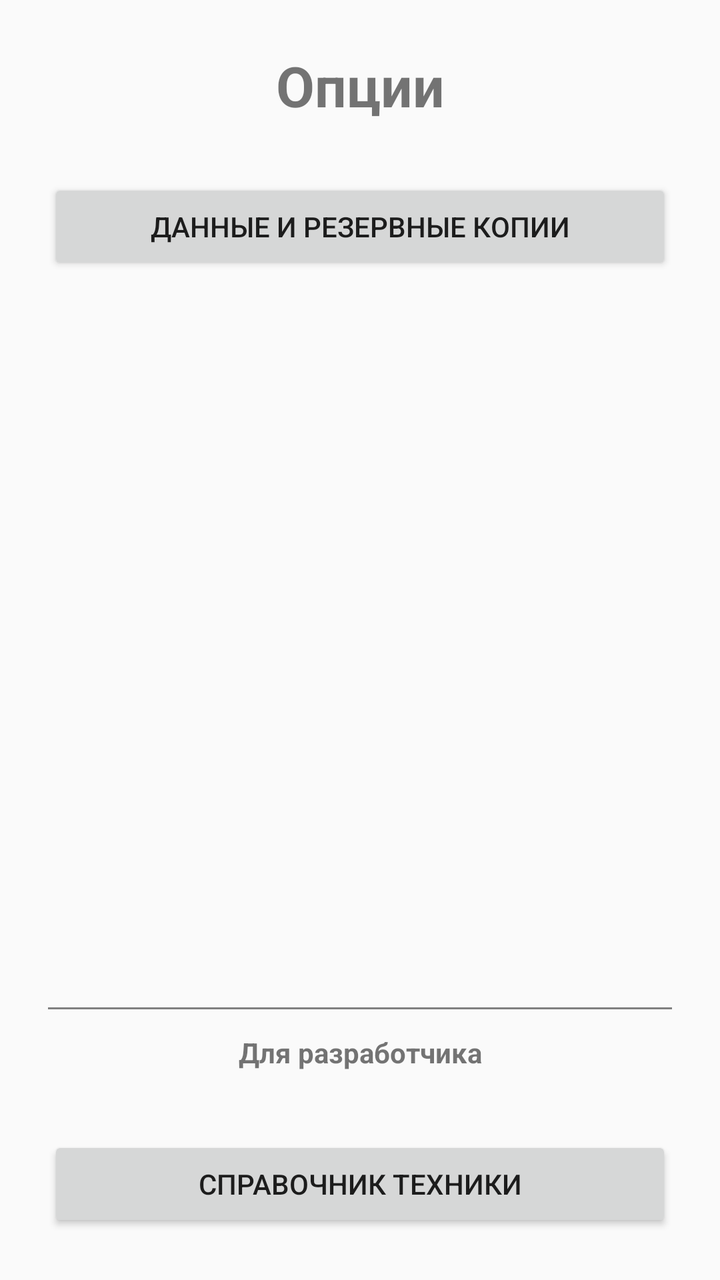
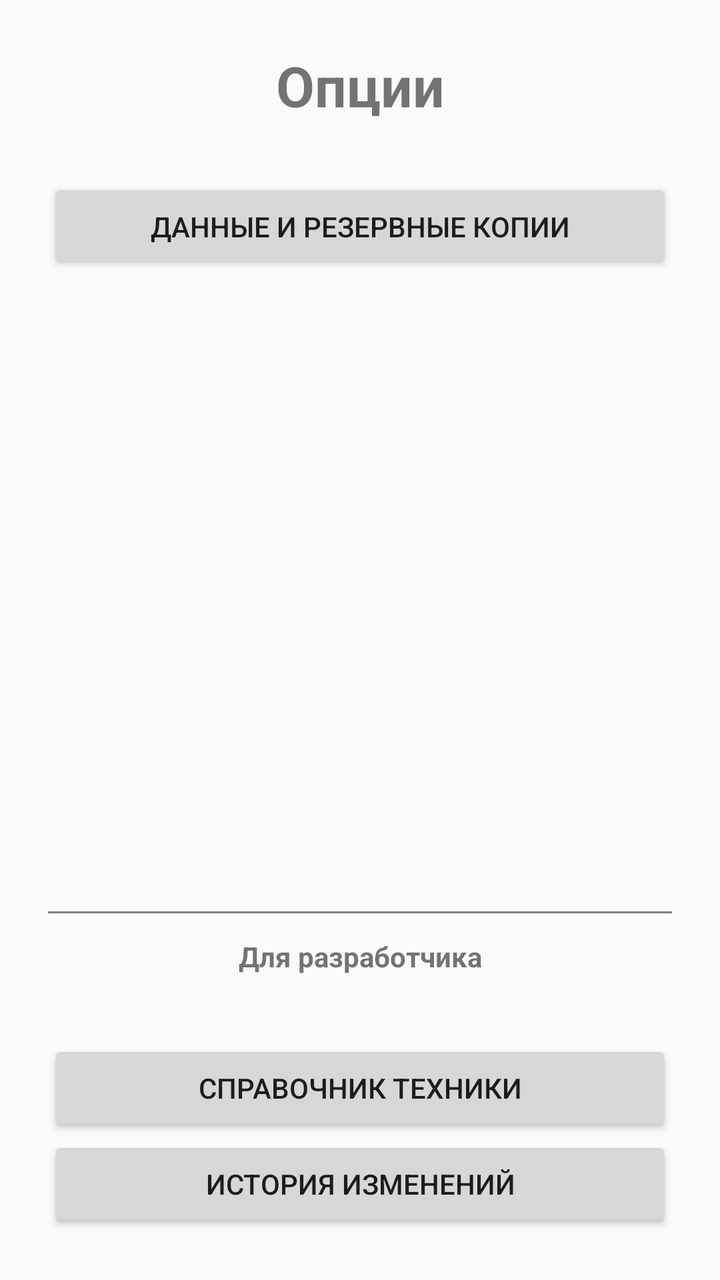

Compare the two renders of this Android layout. The source of the first and the diff that turns it into the second are given below.
<!-- AndroidManifest.xml: application theme AppTheme -->
<!-- res/layout/activity_options.xml -->
<?xml version="1.0" encoding="utf-8"?>
<FrameLayout xmlns:android="http://schemas.android.com/apk/res/android"
    android:layout_width="match_parent"
    android:layout_height="match_parent"
    android:fitsSystemWindows="true">
<ScrollView
    android:layout_width="match_parent"
    android:layout_height="match_parent"
    android:fillViewport="true">
<LinearLayout
    android:layout_width="match_parent"
    android:layout_height="wrap_content"
    android:orientation="vertical"
    android:padding="24dp">

    <TextView
        android:layout_width="match_parent"
        android:layout_height="wrap_content"
        android:gravity="center"
        android:text="Опции"
        android:textSize="28sp"
        android:textStyle="bold"
        android:paddingBottom="28dp" />

    <Button
        android:id="@+id/buttonDataBackup"
        android:layout_width="match_parent"
        android:layout_height="wrap_content"
        android:text="Данные и резервные копии" />

    <Space
        android:layout_width="match_parent"
        android:layout_height="0dp"
        android:layout_weight="1" />

    <View
        android:layout_width="match_parent"
        android:layout_height="1dp"
        android:layout_marginTop="32dp"
        android:layout_marginBottom="12dp"
        android:background="#808080" />

    <TextView
        android:id="@+id/textDeveloperHeading"
        android:layout_width="match_parent"
        android:layout_height="wrap_content"
        android:layout_marginBottom="8dp"
        android:gravity="center"
        android:text="Для разработчика"
        android:textSize="14sp"
        android:textStyle="bold" />

    <TextView
        android:id="@+id/textAppVersion"
        android:layout_width="match_parent"
        android:layout_height="wrap_content"
        android:layout_marginBottom="8dp"
        android:gravity="center"
        android:textSize="12sp" />

    <Button
        android:id="@+id/buttonDeveloperCatalog"
        android:layout_width="match_parent"
        android:layout_height="wrap_content"
        android:text="Справочник техники" />



</LinearLayout>
</ScrollView>
</FrameLayout>
<!-- resources referenced by this layout -->
<resources>
  <style name="AppTheme" parent="Theme.AppCompat.Light.DarkActionBar">
          
          <item name="colorPrimary">@color/colorPrimary</item>
          <item name="colorPrimaryDark">@color/colorPrimaryDark</item>
          <item name="colorAccent">@color/colorAccent</item>
      </style>
  <color name="colorPrimary">#008577</color>
  <color name="colorPrimaryDark">#00574B</color>
  <color name="colorAccent">#D81B60</color>
</resources>

<!-- the commit's change to res/layout/activity_options.xml (unified diff, before → after) -->
@@ -64,7 +64,11 @@
         android:layout_height="wrap_content"
         android:text="Справочник техники" />
 
-
+    <Button
+        android:id="@+id/buttonChangelog"
+        android:layout_width="match_parent"
+        android:layout_height="wrap_content"
+        android:text="История изменений" />
 
 </LinearLayout>
 </ScrollView>
